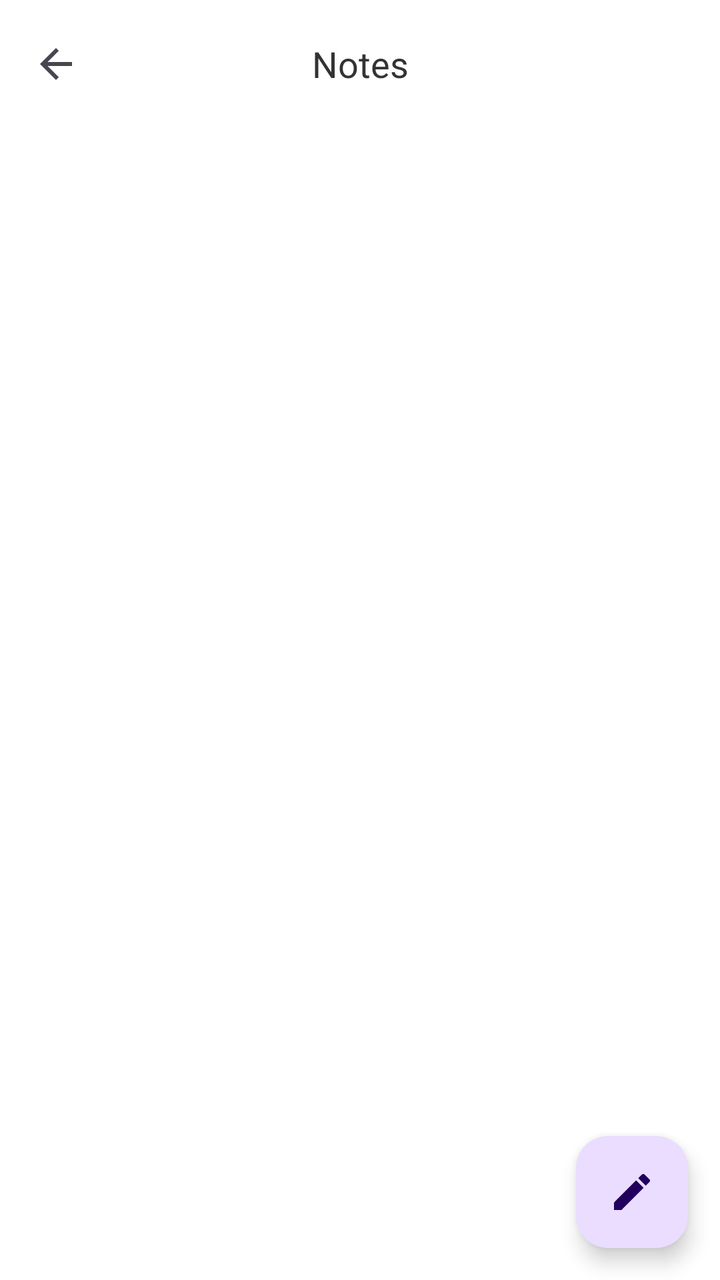
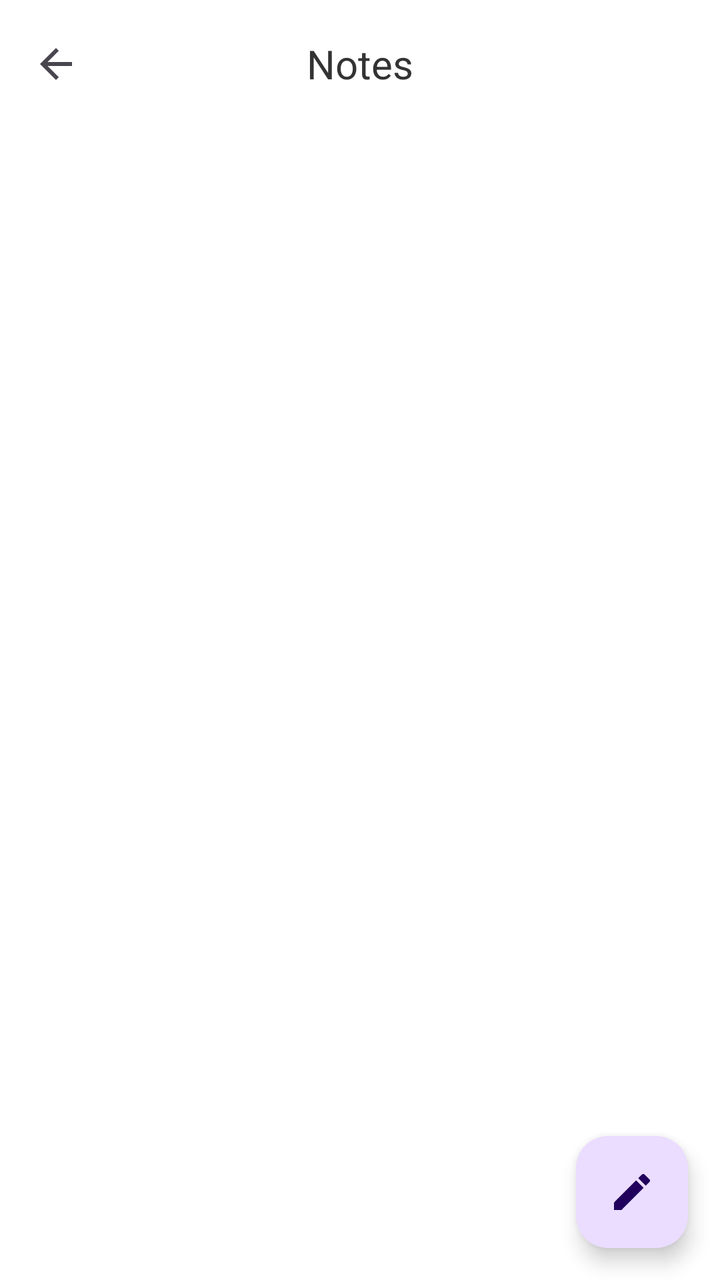

Before-and-after screenshots of an Android layout around one commit, followed by the original layout XML and the change that was made.
<!-- AndroidManifest.xml: application theme Theme.MSApplication -->
<!-- res/layout/activity_notes.xml -->
<?xml version="1.0" encoding="utf-8"?>
<RelativeLayout
    xmlns:android="http://schemas.android.com/apk/res/android"
    xmlns:app="http://schemas.android.com/apk/res-auto"
    xmlns:tools="http://schemas.android.com/tools"
    android:layout_width="match_parent"
    android:layout_height="match_parent"
    tools:context=".NotesActivity">

    <androidx.appcompat.widget.Toolbar
        android:id="@+id/toolbar"
        android:layout_width="match_parent"
        android:layout_height="?attr/actionBarSize"
        android:elevation="4dp"
        app:layout_collapseMode="pin"
        app:layout_constraintTop_toTopOf="parent"
        app:navigationIcon="?android:attr/homeAsUpIndicator">

        <TextView
            android:id="@+id/toolbar_title"
            android:layout_width="wrap_content"
            android:layout_height="wrap_content"
            android:text="@string/notes"
            android:textSize="18sp"
            android:layout_gravity="center" />

    </androidx.appcompat.widget.Toolbar>

    <androidx.recyclerview.widget.RecyclerView
        android:id="@+id/recyclerViewNotes"
        android:layout_width="match_parent"
        android:layout_height="match_parent"
        android:clipToPadding="false"
        android:paddingStart="8dp"
        android:paddingTop="8dp"
        android:paddingEnd="8dp"
        android:paddingBottom="8dp"
        app:layoutManager="androidx.recyclerview.widget.LinearLayoutManager"
        android:layout_below="@id/toolbar"/>

    
    <ImageView
        android:id="@+id/imageNoNotes"
        android:layout_width="wrap_content"
        android:layout_height="wrap_content"
        android:layout_centerInParent="true"
        android:src="@drawable/diary_img"
        android:visibility="gone"
        app:layout_constraintTop_toBottomOf="@id/toolbar"
        app:layout_constraintBottom_toTopOf="@id/fabAddDocuments"
        app:layout_constraintStart_toStartOf="parent"
        app:layout_constraintEnd_toEndOf="parent" />

    <com.google.android.material.floatingactionbutton.FloatingActionButton
        android:id="@+id/fabAddDocuments"
        android:layout_width="wrap_content"
        android:layout_height="wrap_content"
        android:layout_alignParentEnd="true"
        android:layout_alignParentBottom="true"
        android:layout_marginEnd="16dp"
        android:layout_marginBottom="16dp"
        android:src="@drawable/ic_post_add"
        app:layout_constraintBottom_toBottomOf="parent"
        app:layout_constraintEnd_toEndOf="parent" />
</RelativeLayout>
<!-- resources referenced by this layout -->
<resources>
  <!-- drawable diary_img: png bitmap (drawable, 30525 bytes) -->
  <!-- drawable ic_post_add (drawable) -->
  <vector android:autoMirrored="true" android:height="24dp"
      android:tint="#000000" android:viewportHeight="24"
      android:viewportWidth="24" android:width="24dp" xmlns:android="http://schemas.android.com/apk/res/android">
      <path android:fillColor="@android:color/white" android:pathData="M3,17.25V21h3.75L17.81,9.94l-3.75,-3.75L3,17.25zM20.71,7.04c0.39,-0.39 0.39,-1.02 0,-1.41l-2.34,-2.34c-0.39,-0.39 -1.02,-0.39 -1.41,0l-1.83,1.83 3.75,3.75 1.83,-1.83z"/>
  </vector>
  <string name="notes">Notes</string>
  <style name="Theme.MSApplication" parent="Base.Theme.MSApplication" />
  <style name="Base.Theme.MSApplication" parent="Theme.Material3.DayNight.NoActionBar">
  
  
          
          <item name="colorPrimary">@color/healthBlue</item>
  
          
          <item name="colorPrimaryDark">@color/healthDarkBlue</item>
  
          
          <item name="colorAccent">@color/healthGreen</item>
  
          
          <item name="android:windowBackground">@color/healthWhite</item>
  
          
          <item name="cardBackgroundColor">@color/healthWhite</item>
  
          
          <item name="android:textColor">@color/healthDarkGray</item>
  
      </style>
  <color name="healthBlue">#3498db</color>
  <color name="healthDarkBlue">#1f3a93</color>
  <color name="healthGreen">#2ecc71</color>
  <color name="healthWhite">#FFFFFFFF</color>
  <color name="healthDarkGray">#333333</color>
</resources>

<!-- the commit's change to res/layout/activity_notes.xml (unified diff, before → after) -->
@@ -21,7 +21,7 @@
             android:layout_width="wrap_content"
             android:layout_height="wrap_content"
             android:text="@string/notes"
-            android:textSize="18sp"
+            android:textSize="20sp"
             android:layout_gravity="center" />
 
     </androidx.appcompat.widget.Toolbar>
